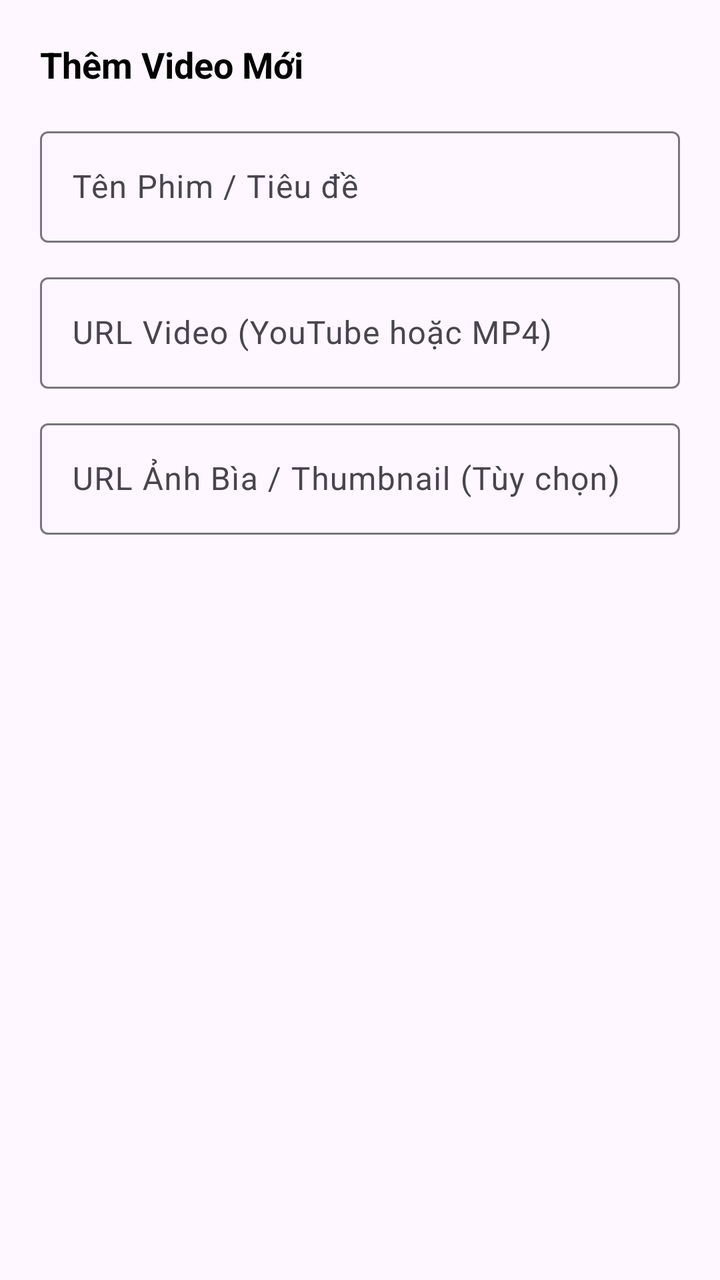
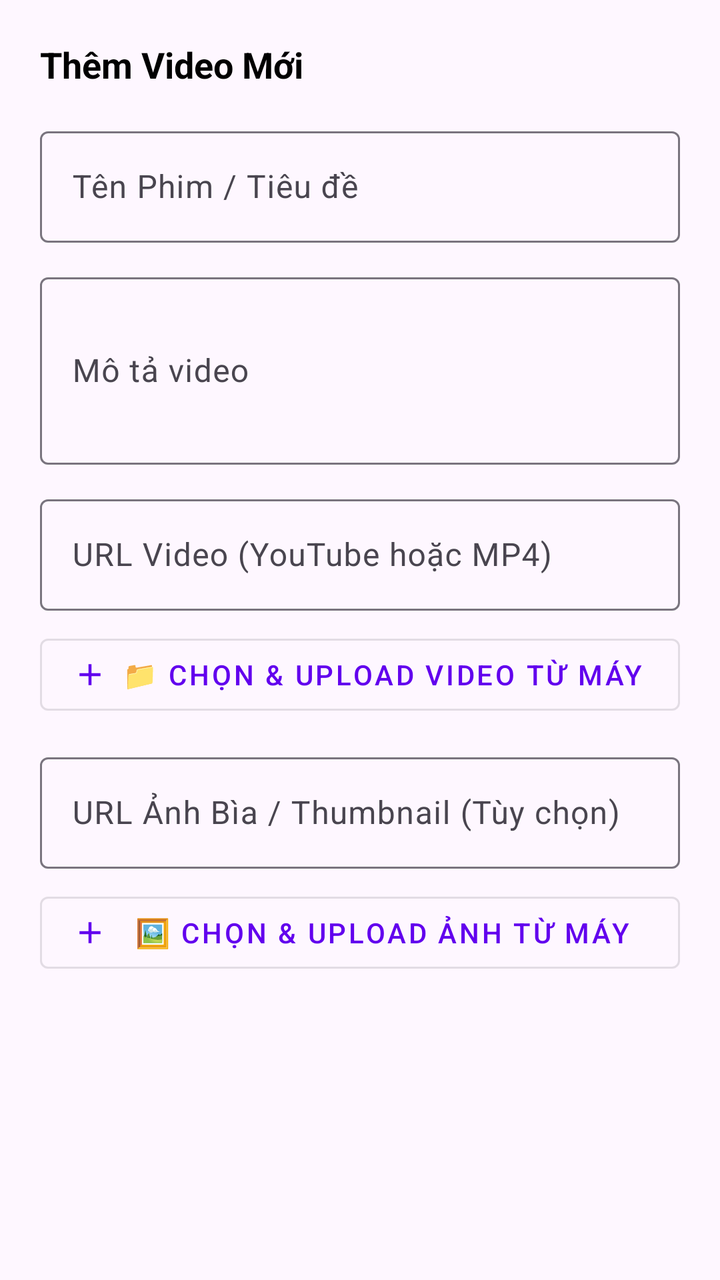

An Android layout rendered at two revisions. The XML below is the earlier revision; the diff shows what the commit changed to produce the second picture.
<!-- AndroidManifest.xml: application theme Theme.PGCK2 -->
<!-- res/layout/dialog_add_edit_video.xml -->
<?xml version="1.0" encoding="utf-8"?>
<LinearLayout xmlns:android="http://schemas.android.com/apk/res/android"
    android:layout_width="match_parent"
    android:layout_height="wrap_content"
    android:orientation="vertical"
    android:padding="20dp">

    <TextView
        android:id="@+id/tvDialogTitle"
        android:layout_width="match_parent"
        android:layout_height="wrap_content"
        android:layout_marginBottom="16dp"
        android:text="Thêm Video Mới"
        android:textColor="@android:color/black"
        android:textSize="18sp"
        android:textStyle="bold" />

    
    <com.google.android.material.textfield.TextInputLayout
        android:layout_width="match_parent"
        android:layout_height="wrap_content"
        android:layout_marginBottom="12dp"
        android:hint="Tên Phim / Tiêu đề">

        <com.google.android.material.textfield.TextInputEditText
            android:id="@+id/etDialogTitle"
            android:layout_width="match_parent"
            android:layout_height="wrap_content"
            android:inputType="textCapWords" />

    </com.google.android.material.textfield.TextInputLayout>

    
    <com.google.android.material.textfield.TextInputLayout
        android:layout_width="match_parent"
        android:layout_height="wrap_content"
        android:layout_marginBottom="12dp"
        android:hint="URL Video (YouTube hoặc MP4)">

        <com.google.android.material.textfield.TextInputEditText
            android:id="@+id/etDialogVideoUrl"
            android:layout_width="match_parent"
            android:layout_height="wrap_content"
            android:inputType="textUri" />

    </com.google.android.material.textfield.TextInputLayout>

    
    <com.google.android.material.textfield.TextInputLayout
        android:layout_width="match_parent"
        android:layout_height="wrap_content"
        android:layout_marginBottom="16dp"
        android:hint="URL Ảnh Bìa / Thumbnail (Tùy chọn)">

        <com.google.android.material.textfield.TextInputEditText
            android:id="@+id/etDialogThumbnailUrl"
            android:layout_width="match_parent"
            android:layout_height="wrap_content"
            android:inputType="textUri" />

    </com.google.android.material.textfield.TextInputLayout>

</LinearLayout>
<!-- resources referenced by this layout -->
<resources>
  <style name="Theme.PGCK2" parent="Base.Theme.PGCK2" />
  <style name="Base.Theme.PGCK2" parent="Theme.Material3.DayNight.NoActionBar">
          
          
      </style>
</resources>

<!-- the commit's change to res/layout/dialog_add_edit_video.xml (unified diff, before → after) -->
@@ -1,5 +1,6 @@
 <?xml version="1.0" encoding="utf-8"?>
 <LinearLayout xmlns:android="http://schemas.android.com/apk/res/android"
+    xmlns:app="http://schemas.android.com/apk/res-auto"
     android:layout_width="match_parent"
     android:layout_height="wrap_content"
     android:orientation="vertical"
@@ -35,6 +36,22 @@
         android:layout_width="match_parent"
         android:layout_height="wrap_content"
         android:layout_marginBottom="12dp"
+        android:hint="Mô tả video">
+
+        <com.google.android.material.textfield.TextInputEditText
+            android:id="@+id/etDialogDescription"
+            android:layout_width="match_parent"
+            android:layout_height="wrap_content"
+            android:inputType="textMultiLine"
+            android:lines="3" />
+
+    </com.google.android.material.textfield.TextInputLayout>
+
+    
+    <com.google.android.material.textfield.TextInputLayout
+        android:layout_width="match_parent"
+        android:layout_height="wrap_content"
+        android:layout_marginBottom="8dp"
         android:hint="URL Video (YouTube hoặc MP4)">
 
         <com.google.android.material.textfield.TextInputEditText
@@ -46,10 +63,22 @@
     </com.google.android.material.textfield.TextInputLayout>
 
     
+    <com.google.android.material.button.MaterialButton
+        android:id="@+id/btnPickVideo"
+        style="@style/Widget.MaterialComponents.Button.OutlinedButton"
+        android:layout_width="match_parent"
+        android:layout_height="wrap_content"
+        android:layout_marginBottom="12dp"
+        android:text="📁 Chọn &amp; Upload Video từ máy"
+        android:textColor="@color/design_default_color_primary"
+        app:icon="@drawable/ic_add"
+        app:iconTint="@color/design_default_color_primary" />
+
+    
     <com.google.android.material.textfield.TextInputLayout
         android:layout_width="match_parent"
         android:layout_height="wrap_content"
-        android:layout_marginBottom="16dp"
+        android:layout_marginBottom="8dp"
         android:hint="URL Ảnh Bìa / Thumbnail (Tùy chọn)">
 
         <com.google.android.material.textfield.TextInputEditText
@@ -60,4 +89,16 @@
 
     </com.google.android.material.textfield.TextInputLayout>
 
+    
+    <com.google.android.material.button.MaterialButton
+        android:id="@+id/btnPickImage"
+        style="@style/Widget.MaterialComponents.Button.OutlinedButton"
+        android:layout_width="match_parent"
+        android:layout_height="wrap_content"
+        android:layout_marginBottom="16dp"
+        android:text="🖼️ Chọn &amp; Upload Ảnh từ máy"
+        android:textColor="@color/design_default_color_primary"
+        app:icon="@drawable/ic_add"
+        app:iconTint="@color/design_default_color_primary" />
+
 </LinearLayout>
<!-- resource entries referenced after the edit -->
@@ -1,5 +1,15 @@
 <!-- resources referenced by this layout -->
 <resources>
+  <!-- drawable ic_add (drawable) -->
+  <vector xmlns:android="http://schemas.android.com/apk/res/android"
+      android:width="24dp"
+      android:height="24dp"
+      android:viewportWidth="24"
+      android:viewportHeight="24">
+    <path
+        android:fillColor="@android:color/white"
+        android:pathData="M19,13h-6v6h-2v-6H5v-2h6V5h2v6h6v2z"/>
+  </vector>
   <style name="Theme.PGCK2" parent="Base.Theme.PGCK2" />
   <style name="Base.Theme.PGCK2" parent="Theme.Material3.DayNight.NoActionBar">
           
